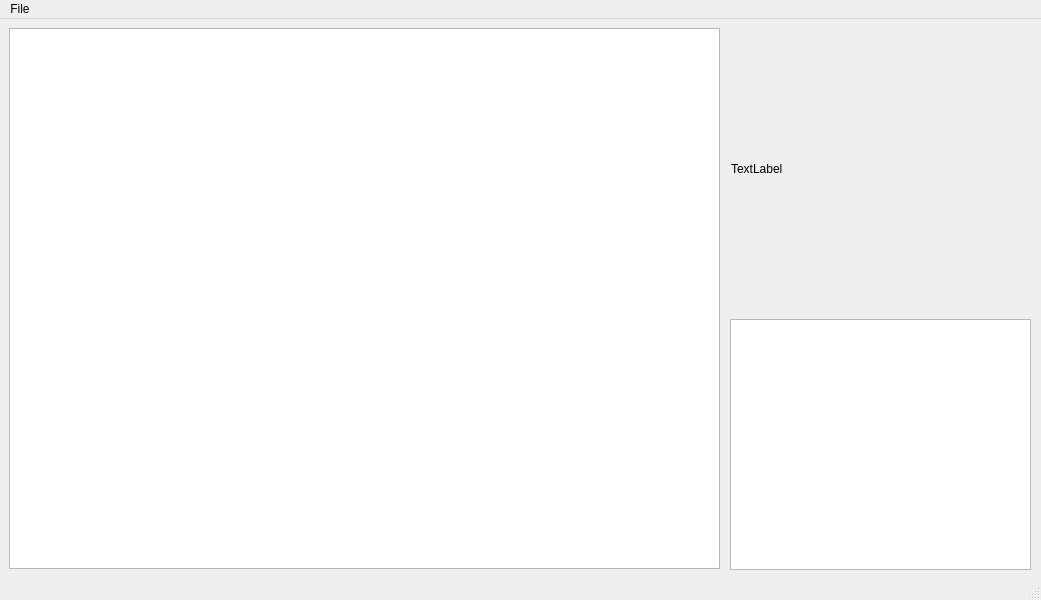
The window that mainwindow.ui (zSomnus/DataManager) describes before a commit, drawn with Qt 5.
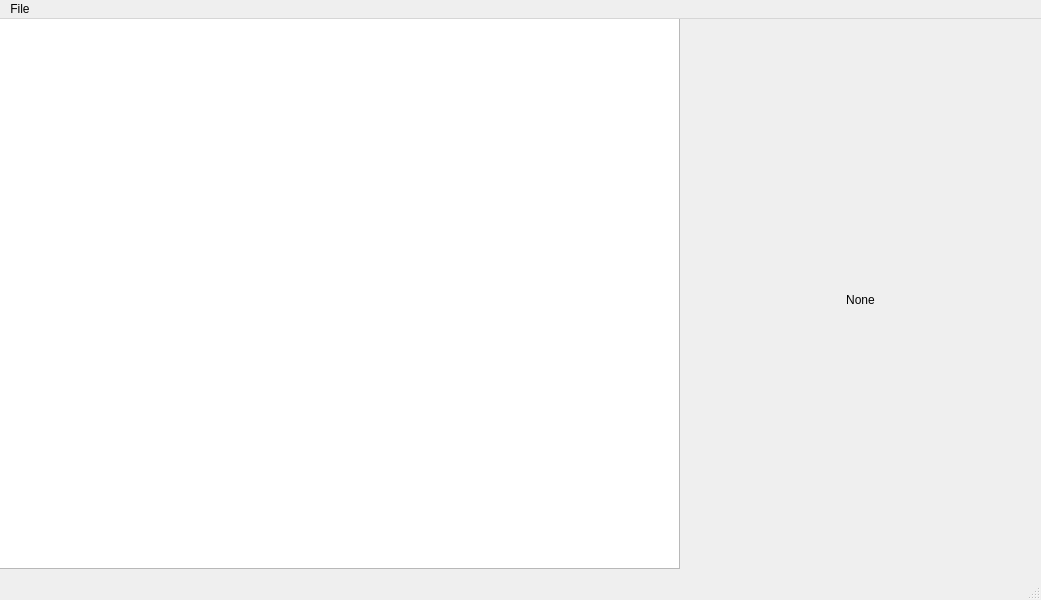
The same window after the commit.

Commit message: Update image preview

The edit to the form file:
```diff
--- a/mainwindow.ui
+++ b/mainwindow.ui
@@ -17,12 +17,18 @@
    <widget class="QTableWidget" name="tableWidget">
     <property name="geometry">
      <rect>
-      <x>9</x>
-      <y>9</y>
-      <width>711</width>
-      <height>541</height>
+      <x>-1</x>
+      <y>-1</y>
+      <width>681</width>
+      <height>551</height>
      </rect>
     </property>
+    <property name="minimumSize">
+     <size>
+      <width>509</width>
+      <height>268</height>
+     </size>
+    </property>
     <property name="contextMenuPolicy">
      <enum>Qt::CustomContextMenu</enum>
     </property>
@@ -33,24 +39,17 @@
    <widget class="QLabel" name="imagePreviewLabel">
     <property name="geometry">
      <rect>
-      <x>731</x>
-      <y>9</y>
-      <width>301</width>
-      <height>281</height>
+      <x>690</x>
+      <y>10</y>
+      <width>341</width>
+      <height>541</height>
      </rect>
     </property>
     <property name="text">
-     <string>TextLabel</string>
+     <string>None</string>
     </property>
-   </widget>
-   <widget class="QTextEdit" name="textEdit">
-    <property name="geometry">
-     <rect>
-      <x>730</x>
-      <y>300</y>
-      <width>301</width>
-      <height>251</height>
-     </rect>
+    <property name="alignment">
+     <set>Qt::AlignCenter</set>
     </property>
    </widget>
   </widget>
```
The commit also changes 2 other files.
